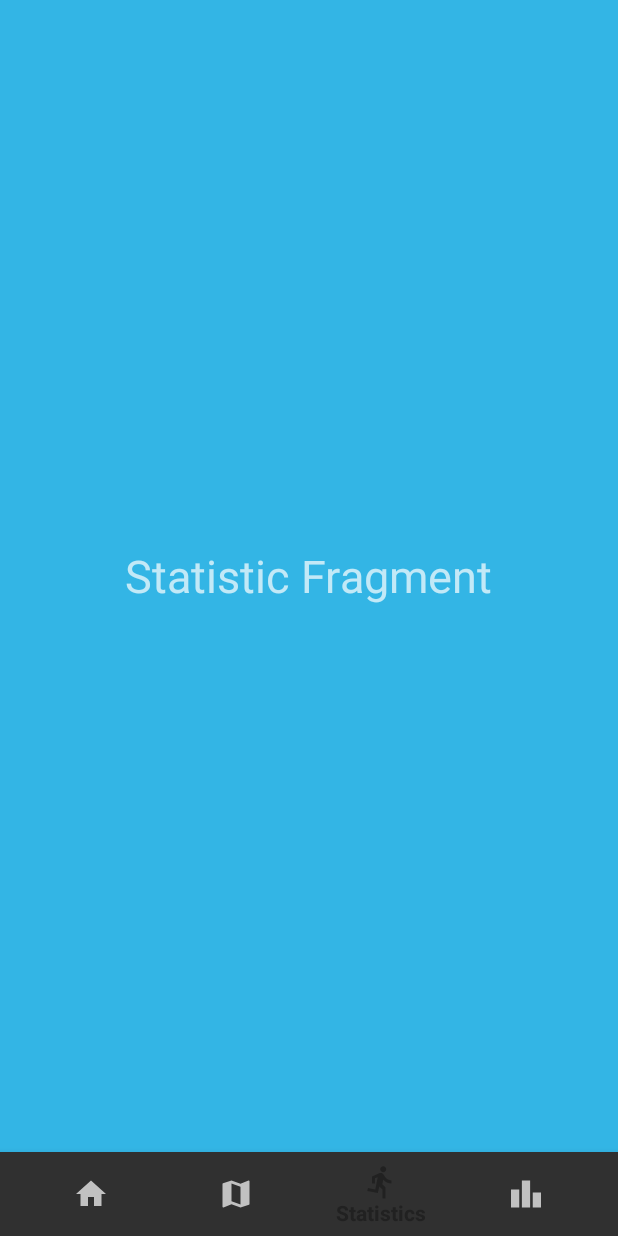
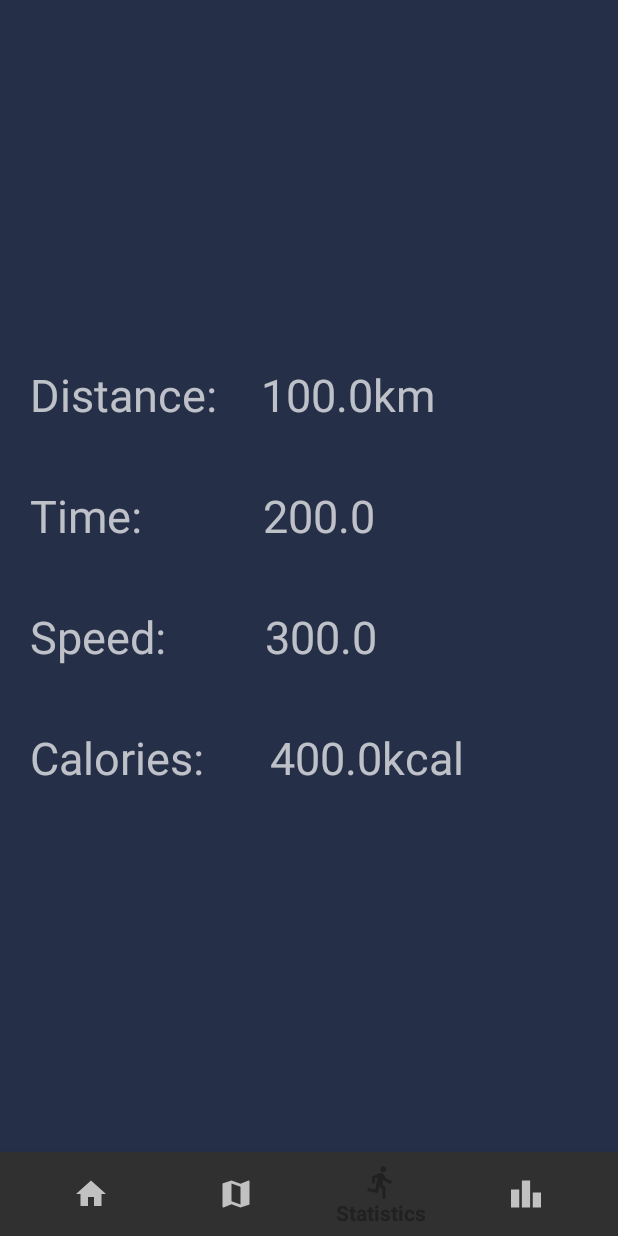
Before and after one commit to Jordanmarshall2510/CS4084-Mobile-Application-Development, an Android app: the HomeFragment screen opened directly, with no data from a screen before it, item 3 of the bottom bar chosen, on a phone screen of 412 x 824 dp. Run offline under Robolectric (Android 15) with nearby library versions, the phone set to English and light mode, and no system bars; libraries missing offline, so code that uses them is left out: com.karumi.dexter; 1 statement that could not run was skipped.

Commit message:
Added textView to statistics page

```diff
--- a/app/src/main/java/com/example/cs4084_mobile_application_development/HomeFragment.java
+++ b/app/src/main/java/com/example/cs4084_mobile_application_development/HomeFragment.java
@@ -20,9 +20,9 @@ public class HomeFragment extends Fragment {
     }
 
     @Override
-    public void onViewCreated(View view, @Nullable Bundle savedInstaceState) {
+    public void onViewCreated(View view, @Nullable Bundle savedInstanceState) {
 
-        super.onViewCreated(view, savedInstaceState);
+        super.onViewCreated(view, savedInstanceState);
 
         View currentView = getView();
 
--- a/app/src/main/java/com/example/cs4084_mobile_application_development/StatisticFragment.java
+++ b/app/src/main/java/com/example/cs4084_mobile_application_development/StatisticFragment.java
@@ -4,15 +4,80 @@ import android.os.Bundle;
 import android.view.LayoutInflater;
 import android.view.View;
 import android.view.ViewGroup;
+import android.widget.ImageView;
+import android.widget.TextView;
 
 import androidx.annotation.NonNull;
 import androidx.annotation.Nullable;
+import androidx.databinding.ObservableArrayList;
 import androidx.fragment.app.Fragment;
 
+import com.google.android.gms.maps.model.LatLng;
+
 public class StatisticFragment extends Fragment {
+
+    private ObservableArrayList<LatLng> locationPoints;
+
+    double distance = 100;
+    double time = 200;
+    double speed = 300;
+    double calories = 400;
+
     @Nullable
     @Override
     public View onCreateView(@NonNull LayoutInflater inflater, @Nullable ViewGroup container, @Nullable Bundle savedInstanceState) {
         return inflater.inflate(R.layout.fragment_statistic,container,false);
     }
+
+    @Override
+    public void onViewCreated(@NonNull View view, @Nullable Bundle savedInstanceState) {
+        super.onViewCreated(view, savedInstanceState);
+        View currentView = getView();
+        locationPoints = LocationService.getLocationPoints();
+
+        // Get references to text views we want to change
+        TextView distanceTextStatistic = (TextView) currentView.findViewById(R.id.distanceTextStatistic);
+        TextView timeTextStatistic = (TextView) currentView.findViewById(R.id.timeTextStatistic);
+        TextView speedTextStatistic = (TextView) currentView.findViewById(R.id.speedTextStatistic);
+        TextView caloriesBurntTextStatistic = (TextView) currentView.findViewById(R.id.caloriesBurntTextStatistic);
+
+        // Change the text
+        distanceTextStatistic
+                .setText("Distance:    " + distance + "km");
+        timeTextStatistic
+                .setText("Time:           " + time + "");
+        speedTextStatistic
+                .setText("Speed:         " + speed + "");
+        caloriesBurntTextStatistic
+                .setText("Calories:      " + calories + "kcal");
+
+    }
+
+    public static double distance(LatLng one, LatLng two, char unit) {
+        double theta = one.longitude - two.longitude;
+        double dist = Math.sin(deg2rad(one.latitude)) * Math.sin(deg2rad(two.latitude)) + Math.cos(deg2rad(one.latitude)) * Math.cos(deg2rad(two.latitude)) * Math.cos(deg2rad(theta));
+        dist = Math.acos(dist);
+        dist = rad2deg(dist);
+        dist = dist * 60 * 1.1515;
+        if (unit == 'K') {
+            dist = dist * 1.609344;
+        } else if (unit == 'N') {
+            dist = dist * 0.8684;
+        }
+        return (dist);
+    }
+
+    /*:::::::::::::::::::::::::::::::::::::::::::::::::::::::::::::::::::*/
+    /*::  This function converts decimal degrees to radians             :*/
+    /*:::::::::::::::::::::::::::::::::::::::::::::::::::::::::::::::::::*/
+    public static double deg2rad(double deg) {
+        return (deg * Math.PI / 180.0);
+    }
+
+    /*:::::::::::::::::::::::::::::::::::::::::::::::::::::::::::::::::::*/
+    /*::  This function converts radians to decimal degrees             :*/
+    /*:::::::::::::::::::::::::::::::::::::::::::::::::::::::::::::::::::*/
+    public static double rad2deg(double rad) {
+        return (rad * 180.0 / Math.PI);
+    }
 }
--- a/app/src/main/res/layout/fragment_statistic.xml
+++ b/app/src/main/res/layout/fragment_statistic.xml
@@ -1,14 +1,42 @@
 <?xml version="1.0" encoding="utf-8"?>
-<RelativeLayout xmlns:android="http://schemas.android.com/apk/res/android"
+
+<LinearLayout xmlns:android="http://schemas.android.com/apk/res/android"
     android:layout_width="match_parent"
     android:layout_height="match_parent"
-    android:background="@android:color/holo_blue_light">
+    android:orientation="vertical"
+    android:gravity="left|center"
+    android:background="#252f47">
 
     <TextView
+        android:id="@+id/distanceTextStatistic"
         android:layout_width="wrap_content"
         android:layout_height="wrap_content"
-        android:text="Statistic Fragment"
+        android:text="Distance:"
         android:textSize="30sp"
-        android:layout_centerInParent="true"/>
+        android:padding="20dp"/>
 
-</RelativeLayout>
+    <TextView
+        android:id="@+id/timeTextStatistic"
+        android:layout_width="wrap_content"
+        android:layout_height="wrap_content"
+        android:text="Time:"
+        android:textSize="30sp"
+        android:padding="20dp"/>
+
+    <TextView
+        android:id="@+id/speedTextStatistic"
+        android:layout_width="wrap_content"
+        android:layout_height="wrap_content"
+        android:text="Speed:"
+        android:textSize="30sp"
+        android:padding="20dp"/>
+
+    <TextView
+        android:id="@+id/caloriesBurntTextStatistic"
+        android:layout_width="wrap_content"
+        android:layout_height="wrap_content"
+        android:text="Calories burnt:"
+        android:textSize="30sp"
+        android:padding="20dp"/>
+
+</LinearLayout>
```
